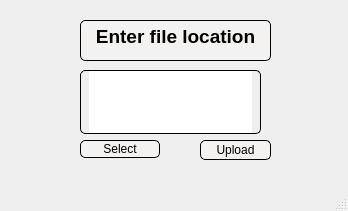
Above: mainwindow.ui from LorenzoTarricone/TranscriptomiC before the change. Below: the same form after it.
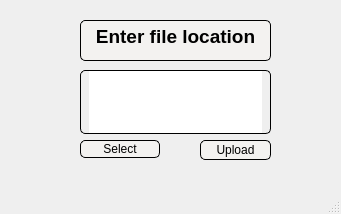
That is the form after the change.

```diff
--- a/mainwindow.ui
+++ b/mainwindow.ui
@@ -6,8 +6,8 @@
    <rect>
     <x>0</x>
     <y>0</y>
-    <width>348</width>
-    <height>211</height>
+    <width>341</width>
+    <height>214</height>
    </rect>
   </property>
   <property name="windowTitle">
@@ -19,7 +19,7 @@
      <rect>
       <x>80</x>
       <y>70</y>
-      <width>181</width>
+      <width>191</width>
       <height>64</height>
      </rect>
     </property>
```
Left out of the diff: 2 changed lines with no effect on the pictures.
